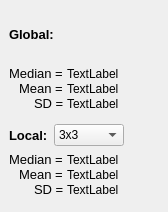
Above: src/iview/dockwidgets/ivstatisticsdockwidget.ui from schirmermischa/THELI before the change. Below: the same form after it.
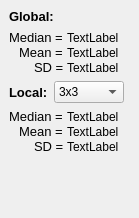
That is the form after the change.

Diff of the .ui file:
```diff
--- a/src/iview/dockwidgets/ivstatisticsdockwidget.ui
+++ b/src/iview/dockwidgets/ivstatisticsdockwidget.ui
@@ -6,14 +6,14 @@
    <rect>
     <x>0</x>
     <y>0</y>
-    <width>168</width>
-    <height>212</height>
+    <width>138</width>
+    <height>218</height>
    </rect>
   </property>
   <property name="minimumSize">
    <size>
-    <width>168</width>
-    <height>212</height>
+    <width>138</width>
+    <height>218</height>
    </size>
   </property>
   <property name="maximumSize">
@@ -27,125 +27,6 @@
   </property>
   <widget class="QWidget" name="dockWidgetContents">
    <layout class="QGridLayout" name="gridLayout">
-    <item row="0" column="0" colspan="2">
-     <widget class="QLabel" name="xposLabel">
-      <property name="font">
-       <font>
-        <pointsize>10</pointsize>
-        <weight>75</weight>
-        <bold>true</bold>
-       </font>
-      </property>
-      <property name="text">
-       <string>Global:</string>
-      </property>
-     </widget>
-    </item>
-    <item row="1" column="0" colspan="3">
-     <layout class="QFormLayout" name="formLayout">
-      <property name="labelAlignment">
-       <set>Qt::AlignRight|Qt::AlignTrailing|Qt::AlignVCenter</set>
-      </property>
-      <property name="horizontalSpacing">
-       <number>0</number>
-      </property>
-      <property name="verticalSpacing">
-       <number>0</number>
-      </property>
-      <item row="0" column="0">
-       <widget class="QLabel" name="label_8">
-        <property name="font">
-         <font>
-          <pointsize>10</pointsize>
-          <weight>50</weight>
-          <bold>false</bold>
-         </font>
-        </property>
-        <property name="text">
-         <string>Median = </string>
-        </property>
-        <property name="alignment">
-         <set>Qt::AlignLeading|Qt::AlignLeft|Qt::AlignVCenter</set>
-        </property>
-       </widget>
-      </item>
-      <item row="0" column="1">
-       <widget class="QLabel" name="globalMedianLabel">
-        <property name="text">
-         <string>TextLabel</string>
-        </property>
-       </widget>
-      </item>
-      <item row="1" column="0">
-       <widget class="QLabel" name="label_9">
-        <property name="font">
-         <font>
-          <pointsize>10</pointsize>
-          <weight>50</weight>
-          <bold>false</bold>
-         </font>
-        </property>
-        <property name="text">
-         <string>Mean = </string>
-        </property>
-        <property name="alignment">
-         <set>Qt::AlignLeading|Qt::AlignLeft|Qt::AlignVCenter</set>
-        </property>
-       </widget>
-      </item>
-      <item row="1" column="1">
-       <widget class="QLabel" name="globalMeanLabel">
-        <property name="text">
-         <string>TextLabel</string>
-        </property>
-       </widget>
-      </item>
-      <item row="2" column="0">
-       <widget class="QLabel" name="globalSigmaLabel">
-        <property name="sizePolicy">
-         <sizepolicy hsizetype="Preferred" vsizetype="Preferred">
-          <horstretch>0</horstretch>
-          <verstretch>0</verstretch>
-         </sizepolicy>
-        </property>
-        <property name="font">
-         <font>
-          <pointsize>10</pointsize>
-          <weight>50</weight>
-          <bold>false</bold>
-         </font>
-        </property>
-        <property name="text">
-         <string>SD = </string>
-        </property>
-        <property name="alignment">
-         <set>Qt::AlignLeading|Qt::AlignLeft|Qt::AlignVCenter</set>
-        </property>
-       </widget>
-      </item>
-      <item row="2" column="1">
-       <widget class="QLabel" name="globalRMSLabel">
-        <property name="text">
-         <string>TextLabel</string>
-        </property>
-       </widget>
-      </item>
-     </layout>
-    </item>
-    <item row="2" column="0">
-     <widget class="QLabel" name="alphaDecLabel">
-      <property name="font">
-       <font>
-        <pointsize>10</pointsize>
-        <weight>75</weight>
-        <bold>true</bold>
-       </font>
-      </property>
-      <property name="text">
-       <string>Local:</string>
-      </property>
-     </widget>
-    </item>
     <item row="2" column="1">
      <widget class="QComboBox" name="localWindowComboBox">
       <property name="minimumSize">
@@ -190,6 +71,125 @@
       </item>
      </widget>
     </item>
+    <item row="2" column="0">
+     <widget class="QLabel" name="alphaDecLabel">
+      <property name="font">
+       <font>
+        <pointsize>10</pointsize>
+        <weight>75</weight>
+        <bold>true</bold>
+       </font>
+      </property>
+      <property name="text">
+       <string>Local:</string>
+      </property>
+     </widget>
+    </item>
+    <item row="1" column="0" colspan="3">
+     <layout class="QFormLayout" name="formLayout">
+      <property name="labelAlignment">
+       <set>Qt::AlignRight|Qt::AlignTrailing|Qt::AlignVCenter</set>
+      </property>
+      <property name="horizontalSpacing">
+       <number>0</number>
+      </property>
+      <property name="verticalSpacing">
+       <number>0</number>
+      </property>
+      <item row="0" column="0">
+       <widget class="QLabel" name="globalMedianLeftLabel">
+        <property name="font">
+         <font>
+          <pointsize>10</pointsize>
+          <weight>50</weight>
+          <bold>false</bold>
+         </font>
+        </property>
+        <property name="text">
+         <string>Median = </string>
+        </property>
+        <property name="alignment">
+         <set>Qt::AlignLeading|Qt::AlignLeft|Qt::AlignVCenter</set>
+        </property>
+       </widget>
+      </item>
+      <item row="0" column="1">
+       <widget class="QLabel" name="globalMedianLabel">
+        <property name="text">
+         <string>TextLabel</string>
+        </property>
+       </widget>
+      </item>
+      <item row="1" column="0">
+       <widget class="QLabel" name="globalMeanLeftLabel">
+        <property name="font">
+         <font>
+          <pointsize>10</pointsize>
+          <weight>50</weight>
+          <bold>false</bold>
+         </font>
+        </property>
+        <property name="text">
+         <string>Mean = </string>
+        </property>
+        <property name="alignment">
+         <set>Qt::AlignLeading|Qt::AlignLeft|Qt::AlignVCenter</set>
+        </property>
+       </widget>
+      </item>
+      <item row="1" column="1">
+       <widget class="QLabel" name="globalMeanLabel">
+        <property name="text">
+         <string>TextLabel</string>
+        </property>
+       </widget>
+      </item>
+      <item row="2" column="0">
+       <widget class="QLabel" name="globalSigmaLeftLabel">
+        <property name="sizePolicy">
+         <sizepolicy hsizetype="Preferred" vsizetype="Preferred">
+          <horstretch>0</horstretch>
+          <verstretch>0</verstretch>
+         </sizepolicy>
+        </property>
+        <property name="font">
+         <font>
+          <pointsize>10</pointsize>
+          <weight>50</weight>
+          <bold>false</bold>
+         </font>
+        </property>
+        <property name="text">
+         <string>SD = </string>
+        </property>
+        <property name="alignment">
+         <set>Qt::AlignLeading|Qt::AlignLeft|Qt::AlignVCenter</set>
+        </property>
+       </widget>
+      </item>
+      <item row="2" column="1">
+       <widget class="QLabel" name="globalSigmaLabel">
+        <property name="text">
+         <string>TextLabel</string>
+        </property>
+       </widget>
+      </item>
+     </layout>
+    </item>
+    <item row="0" column="0" colspan="2">
+     <widget class="QLabel" name="xposLabel">
+      <property name="font">
+       <font>
+        <pointsize>10</pointsize>
+        <weight>75</weight>
+        <bold>true</bold>
+       </font>
+      </property>
+      <property name="text">
+       <string>Global:</string>
+      </property>
+     </widget>
+    </item>
     <item row="2" column="2">
      <spacer name="horizontalSpacer">
       <property name="orientation">
@@ -197,7 +197,7 @@
       </property>
       <property name="sizeHint" stdset="0">
        <size>
-        <width>30</width>
+        <width>0</width>
         <height>20</height>
        </size>
       </property>
@@ -263,24 +263,24 @@
        </widget>
       </item>
       <item row="2" column="0">
+       <widget class="QLabel" name="localSigmaLeftLabel">
+        <property name="font">
+         <font>
+          <pointsize>10</pointsize>
+          <weight>50</weight>
+          <bold>false</bold>
+         </font>
+        </property>
+        <property name="text">
+         <string>SD = </string>
+        </property>
+        <property name="alignment">
+         <set>Qt::AlignLeading|Qt::AlignLeft|Qt::AlignVCenter</set>
+        </property>
+       </widget>
+      </item>
+      <item row="2" column="1">
        <widget class="QLabel" name="localSigmaLabel">
-        <property name="font">
-         <font>
-          <pointsize>10</pointsize>
-          <weight>50</weight>
-          <bold>false</bold>
-         </font>
-        </property>
-        <property name="text">
-         <string>SD = </string>
-        </property>
-        <property name="alignment">
-         <set>Qt::AlignLeading|Qt::AlignLeft|Qt::AlignVCenter</set>
-        </property>
-       </widget>
-      </item>
-      <item row="2" column="1">
-       <widget class="QLabel" name="localRMSLabel">
         <property name="text">
          <string>TextLabel</string>
         </property>
@@ -288,6 +288,19 @@
       </item>
      </layout>
     </item>
+    <item row="4" column="0">
+     <spacer name="verticalSpacer">
+      <property name="orientation">
+       <enum>Qt::Vertical</enum>
+      </property>
+      <property name="sizeHint" stdset="0">
+       <size>
+        <width>20</width>
+        <height>40</height>
+       </size>
+      </property>
+     </spacer>
+    </item>
    </layout>
   </widget>
  </widget>
```
Left out of the diff: 4 changed lines with no effect on the pictures.
